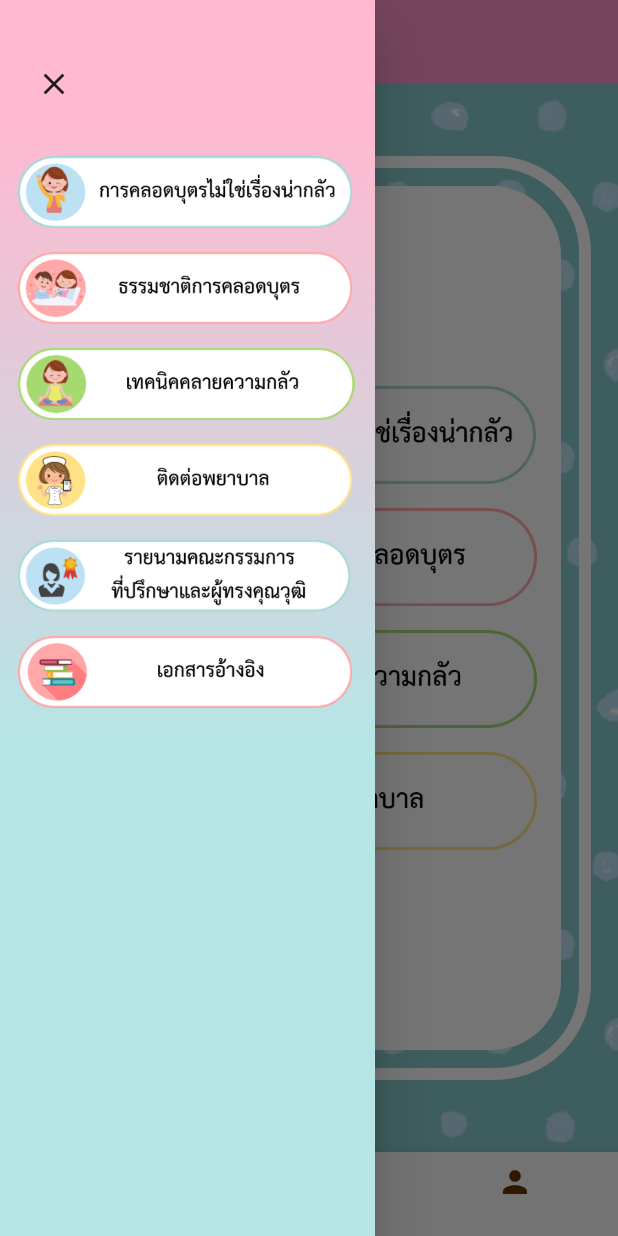
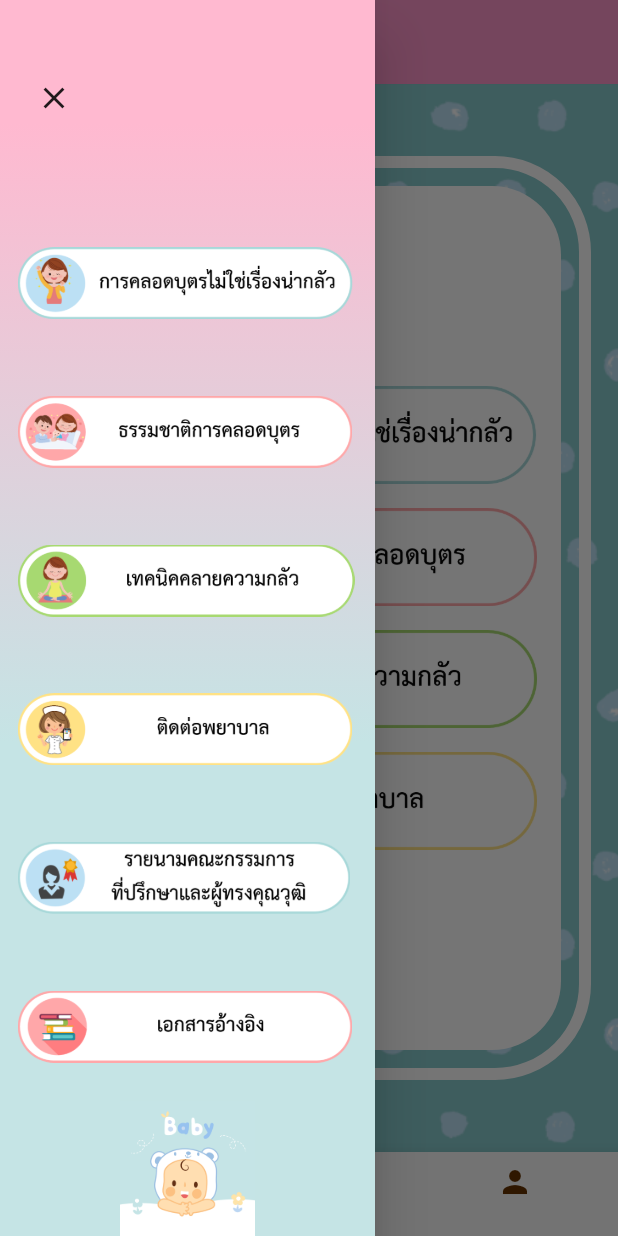
Before and after one commit to biscuitrainbow/pregnant-care, a Flutter app: the screen it shows after launch, with the side drawer open, on a phone screen of 412 x 824 dp. Run offline on Flutter 3.47's test engine with Material 2 defaults, Android fonts, the phone set to English and light mode, and no system bars; our stand-ins replace audioplayers, chewie, extended_image, firebase_auth, firebase_database, fluttertoast and 4 more; missing offline and left inert: flutter_cupertino_date_picker, flutter_facebook_login; accounts and stored records are empty; Roboto replaces fonts that are missing (Sarabun); statements that could not run were skipped.

Commit message:
change content and menu

```diff
--- a/lib/ui/common/drawer_container.dart
+++ b/lib/ui/common/drawer_container.dart
@@ -16,7 +16,7 @@ class AppDrawer extends StatelessWidget {
             gradient: LinearGradient(
               colors: [
                 Color.fromRGBO(255, 185, 208, 1),
-                Color.fromRGBO(182, 229, 230, 1),
+                Color.fromRGBO(197, 228, 229, 1),
               ],
               begin: Alignment.topCenter,
               end: Alignment.bottomCenter,
@@ -28,15 +28,22 @@ class AppDrawer extends StatelessWidget {
           ),
           padding: EdgeInsets.symmetric(horizontal: 12),
           child: Column(
+            mainAxisAlignment: MainAxisAlignment.spaceBetween,
             crossAxisAlignment: CrossAxisAlignment.start,
             children: [
-              SizedBox(height: 32),
+              SizedBox(height: 16),
               IconButton(
                 icon: Icon(Icons.close),
                 onPressed: () => Navigator.of(context).pop(),
               ),
               SizedBox(height: 24),
               ...WidgetStyles.buildHomeMenuButtons(context, true),
+              Center(
+                child: Image.asset(
+                  'assets/images/baby-bottom.jpg',
+                  width: 90,
+                ),
+              )
             ],
           ),
         ),
--- a/lib/ui/style/widget_styles.dart
+++ b/lib/ui/style/widget_styles.dart
@@ -18,42 +18,52 @@ class WidgetStyles {
         ),
       ),
       automaticallyImplyLeading: false,
-      leading: IconButton(icon: Icon(Icons.arrow_back), onPressed: () => Navigator.of(context).pop()),
+      leading: IconButton(
+          icon: Icon(Icons.arrow_back),
+          onPressed: () => Navigator.of(context).pop()),
       elevation: 0,
       backgroundColor: Color.fromRGBO(255, 255, 153, 1),
-      iconTheme: Theme.of(context).iconTheme.copyWith(color: Color.fromRGBO(102, 51, 0, 1)),
+      iconTheme: Theme.of(context)
+          .iconTheme
+          .copyWith(color: Color.fromRGBO(102, 51, 0, 1)),
     );
   }
 
   static buildHomeMenuButtons(BuildContext context, [bool drawerMode = false]) {
     return [
       GestureDetector(
-        child: Image.asset('assets/images/buttons/btn-main-001.png', height: 48),
+        child:
+            Image.asset('assets/images/buttons/btn-main-001.png', height: 48),
         onTap: () => navigate(PregnantOneScreen(), context, false),
       ),
-      SizedBox(height: 16),
+      SizedBox(height: 0),
       GestureDetector(
-        child: Image.asset('assets/images/buttons/btn-main-002.png', height: 48),
+        child:
+            Image.asset('assets/images/buttons/btn-main-002.png', height: 48),
         onTap: () => navigate(PregnantTwoScreen(), context, false),
       ),
-      SizedBox(height: 16),
+      SizedBox(height: 0),
       GestureDetector(
-        child: Image.asset('assets/images/buttons/btn-main-003.png', height: 48),
+        child:
+            Image.asset('assets/images/buttons/btn-main-003.png', height: 48),
         onTap: () => navigate(PregnantThreeScreen(), context, false),
       ),
-      SizedBox(height: 16),
+      SizedBox(height: 0),
       GestureDetector(
-        child: Image.asset('assets/images/buttons/btn-main-004.png', height: 48),
+        child:
+            Image.asset('assets/images/buttons/btn-main-004.png', height: 48),
         onTap: () => navigate(PregnantFourScreen(), context, false),
       ),
-      SizedBox(height: 16),
+      SizedBox(height: 0),
       GestureDetector(
-        child: Image.asset('assets/images/buttons/btn-main-005.png', height: 48),
+        child:
+            Image.asset('assets/images/buttons/btn-main-005.png', height: 48),
         onTap: () => navigate(PeopleScreen(), context, false),
       ),
-      SizedBox(height: 16),
+      SizedBox(height: 0),
       GestureDetector(
-        child: Image.asset('assets/images/buttons/btn-main-006.png', height: 48),
+        child:
+            Image.asset('assets/images/buttons/btn-main-006.png', height: 48),
         onTap: () => navigate(ReferenceScreen(), context, false),
       ),
     ];
```
Also changed, not shown: assets/images/baby-bottom.jpg (added), assets/images/contents/content-001-001.JPG, assets/images/contents/content-001-002.JPG, assets/images/contents/content-001-003.JPG, assets/images/contents/content-001-004.JPG, assets/images/contents/content-001-005.JPG, assets/images/contents/content-001-006.JPG, assets/images/contents/content-001-007.JPG, assets/images/contents/content-001-008.JPG, 2 other files.
